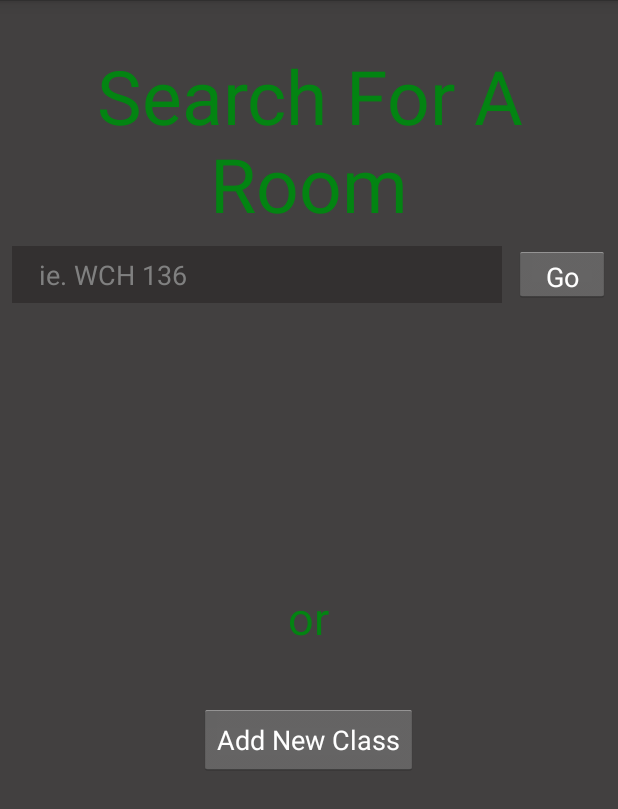
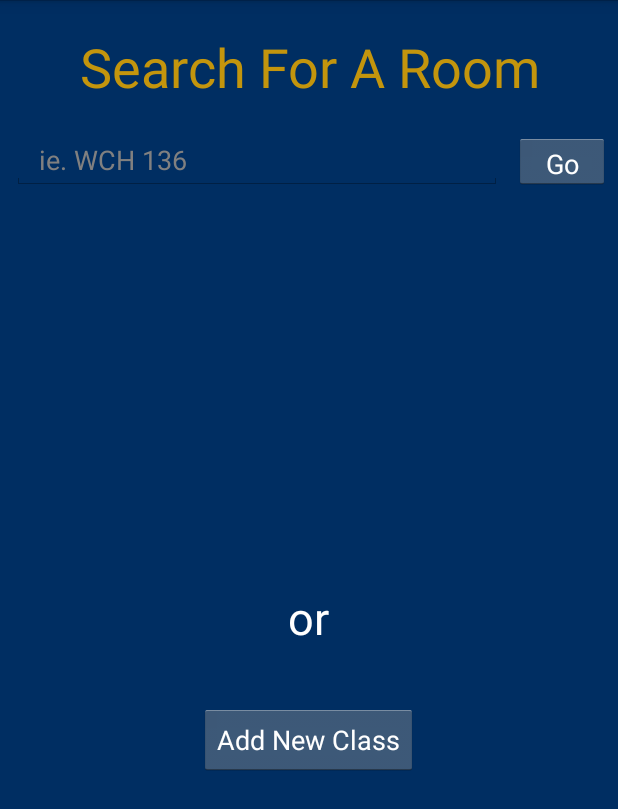
Before and after one commit to TheLuckyOwl/CS180-Project, an Android app: the RateRoomActivity screen opened directly, with no data from a screen before it, on a phone screen of 412 x 824 dp. Shown: the top 809 px of the screen. Run offline under Robolectric (Android 15) with nearby library versions, the phone set to English and light mode, and no system bars; libraries missing offline, so code that uses them is left out: com.mongodb.

Commit message:
Fixed rATE room

```diff
--- a/app/src/main/res/layout/add_class_layout.xml
+++ b/app/src/main/res/layout/add_class_layout.xml
@@ -1,7 +1,7 @@
 <?xml version="1.0" encoding="utf-8"?>
 <RelativeLayout xmlns:android="http://schemas.android.com/apk/res/android"
     android:layout_width="match_parent" android:layout_height="match_parent"
-    android:background="@color/colorPrimaryDark">
+    android:background="@color/colorPrimary">
     <LinearLayout
         android:layout_width="match_parent"
         android:layout_height="50dp"
--- a/app/src/main/res/layout/rate_room_activity_layout.xml
+++ b/app/src/main/res/layout/rate_room_activity_layout.xml
@@ -1,7 +1,7 @@
 <?xml version="1.0" encoding="utf-8"?>
 <RelativeLayout xmlns:android="http://schemas.android.com/apk/res/android"
     android:layout_width="match_parent" android:layout_height="match_parent"
-    android:background="#424040">
+    android:background="@color/colorPrimary">
 
     <TextView
         android:layout_width="match_parent"
@@ -9,13 +9,13 @@
         android:textAppearance="?android:attr/textAppearanceLarge"
         android:text="Search For A Room"
         android:id="@+id/txtV"
-        android:textSize="50sp"
+        android:textSize="36sp"
         android:textAlignment="center"
-        android:paddingTop="30dp"
-        android:paddingBottom="8dp"
+        android:paddingTop="20dp"
+        android:paddingBottom="20dp"
         android:layout_alignParentTop="true"
         android:layout_alignParentStart="true"
-        android:textColor="#038412" />
+        android:textColor="@color/colorTextDark" />
 
     <EditText
         android:layout_width="wrap_content"
@@ -23,7 +23,6 @@
         android:hint="ie. WCH 136"
         android:id="@+id/searchText"
         android:editable="true"
-        android:background="#333030"
         android:layout_marginLeft="8dp"
         android:layout_marginRight="8dp"
         android:layout_alignParentStart="true"
@@ -63,7 +62,7 @@
         android:textAlignment="center"
         android:gravity="center_horizontal"
         android:textSize="30sp"
-        android:textColor="#038312"
+        android:textColor="@color/colorText"
         android:layout_centerVertical="true"
         android:layout_centerHorizontal="true" />
 
```
Also changed, not shown: 1 other file.
